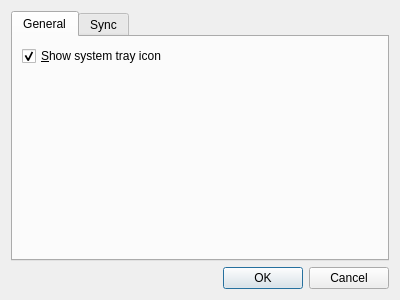
Vytax/hippo, file optionsdialog.ui: the form before one commit.
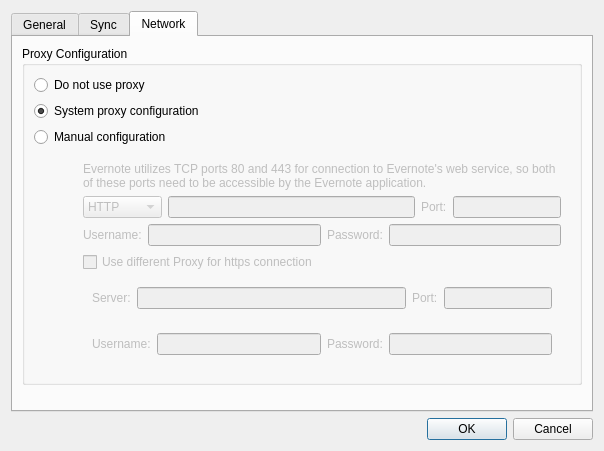
The form after the commit. The open tabs and pages were chosen to show the change. Icons and pictures are not drawn.

Commit message: Initial support of the HTTP/SOCKS5 Proxy

```diff
--- a/optionsdialog.ui
+++ b/optionsdialog.ui
@@ -6,8 +6,8 @@
    <rect>
     <x>0</x>
     <y>0</y>
-    <width>400</width>
-    <height>300</height>
+    <width>604</width>
+    <height>388</height>
    </rect>
   </property>
   <property name="windowTitle">
@@ -94,6 +94,261 @@
        </item>
       </layout>
      </widget>
+     <widget class="QWidget" name="tab_3">
+      <property name="sizePolicy">
+       <sizepolicy hsizetype="Minimum" vsizetype="Preferred">
+        <horstretch>0</horstretch>
+        <verstretch>0</verstretch>
+       </sizepolicy>
+      </property>
+      <attribute name="title">
+       <string>Network</string>
+      </attribute>
+      <layout class="QVBoxLayout" name="verticalLayout_5">
+       <item>
+        <widget class="QGroupBox" name="groupBox">
+         <property name="enabled">
+          <bool>true</bool>
+         </property>
+         <property name="sizePolicy">
+          <sizepolicy hsizetype="Minimum" vsizetype="Minimum">
+           <horstretch>0</horstretch>
+           <verstretch>0</verstretch>
+          </sizepolicy>
+         </property>
+         <property name="title">
+          <string>Proxy Configuration</string>
+         </property>
+         <layout class="QVBoxLayout" name="verticalLayout_6">
+          <item>
+           <widget class="QRadioButton" name="m_proxyPreference_no">
+            <property name="text">
+             <string>Do not use proxy</string>
+            </property>
+           </widget>
+          </item>
+          <item>
+           <widget class="QRadioButton" name="m_proxyPreference_system">
+            <property name="text">
+             <string>System proxy configuration</string>
+            </property>
+            <property name="checked">
+             <bool>true</bool>
+            </property>
+           </widget>
+          </item>
+          <item>
+           <widget class="QRadioButton" name="m_proxyPreference_manual">
+            <property name="text">
+             <string>Manual configuration</string>
+            </property>
+           </widget>
+          </item>
+          <item>
+           <widget class="QWidget" name="manualConfig" native="true">
+            <property name="enabled">
+             <bool>false</bool>
+            </property>
+            <layout class="QHBoxLayout" name="horizontalLayout">
+             <item>
+              <spacer name="horizontalSpacer">
+               <property name="orientation">
+                <enum>Qt::Horizontal</enum>
+               </property>
+               <property name="sizeType">
+                <enum>QSizePolicy::Fixed</enum>
+               </property>
+               <property name="sizeHint" stdset="0">
+                <size>
+                 <width>40</width>
+                 <height>10</height>
+                </size>
+               </property>
+              </spacer>
+             </item>
+             <item>
+              <layout class="QVBoxLayout" name="verticalLayout">
+               <item>
+                <widget class="QLabel" name="label_9">
+                 <property name="text">
+                  <string>Evernote utilizes TCP ports 80 and 443 for connection to Evernote's web service, so both of these ports need to be accessible by the Evernote application.</string>
+                 </property>
+                 <property name="wordWrap">
+                  <bool>true</bool>
+                 </property>
+                </widget>
+               </item>
+               <item>
+                <layout class="QHBoxLayout" name="horizontalLayout_2">
+                 <item>
+                  <widget class="QComboBox" name="m_proxyType">
+                   <item>
+                    <property name="text">
+                     <string notr="true">HTTP</string>
+                    </property>
+                   </item>
+                   <item>
+                    <property name="text">
+                     <string notr="true">SOCKS5</string>
+                    </property>
+                   </item>
+                  </widget>
+                 </item>
+                 <item>
+                  <widget class="QLineEdit" name="m_hostName"/>
+                 </item>
+                 <item>
+                  <widget class="QLabel" name="label_2">
+                   <property name="text">
+                    <string>Port:</string>
+                   </property>
+                  </widget>
+                 </item>
+                 <item>
+                  <widget class="QLineEdit" name="m_port">
+                   <property name="sizePolicy">
+                    <sizepolicy hsizetype="Minimum" vsizetype="Fixed">
+                     <horstretch>0</horstretch>
+                     <verstretch>0</verstretch>
+                    </sizepolicy>
+                   </property>
+                   <property name="maxLength">
+                    <number>5</number>
+                   </property>
+                  </widget>
+                 </item>
+                </layout>
+               </item>
+               <item>
+                <layout class="QHBoxLayout" name="horizontalLayout_3">
+                 <item>
+                  <widget class="QLabel" name="label_3">
+                   <property name="text">
+                    <string>Username:</string>
+                   </property>
+                  </widget>
+                 </item>
+                 <item>
+                  <widget class="QLineEdit" name="m_username"/>
+                 </item>
+                 <item>
+                  <widget class="QLabel" name="label_4">
+                   <property name="text">
+                    <string>Password:</string>
+                   </property>
+                  </widget>
+                 </item>
+                 <item>
+                  <widget class="QLineEdit" name="m_password">
+                   <property name="echoMode">
+                    <enum>QLineEdit::Password</enum>
+                   </property>
+                  </widget>
+                 </item>
+                </layout>
+               </item>
+               <item>
+                <widget class="QCheckBox" name="m_useDifferentProxyForHttps">
+                 <property name="text">
+                  <string>Use different Proxy for https connection</string>
+                 </property>
+                </widget>
+               </item>
+               <item>
+                <widget class="QWidget" name="https1" native="true">
+                 <property name="enabled">
+                  <bool>false</bool>
+                 </property>
+                 <layout class="QHBoxLayout" name="horizontalLayout_4">
+                  <item>
+                   <widget class="QLabel" name="label_5">
+                    <property name="text">
+                     <string>Server:</string>
+                    </property>
+                   </widget>
+                  </item>
+                  <item>
+                   <widget class="QLineEdit" name="m_httpsHostName"/>
+                  </item>
+                  <item>
+                   <widget class="QLabel" name="label_6">
+                    <property name="text">
+                     <string>Port:</string>
+                    </property>
+                   </widget>
+                  </item>
+                  <item>
+                   <widget class="QLineEdit" name="m_httpsPort">
+                    <property name="sizePolicy">
+                     <sizepolicy hsizetype="Minimum" vsizetype="Fixed">
+                      <horstretch>0</horstretch>
+                      <verstretch>0</verstretch>
+                     </sizepolicy>
+                    </property>
+                    <property name="maxLength">
+                     <number>5</number>
+                    </property>
+                   </widget>
+                  </item>
+                 </layout>
+                </widget>
+               </item>
+               <item>
+                <widget class="QWidget" name="https2" native="true">
+                 <property name="enabled">
+                  <bool>false</bool>
+                 </property>
+                 <layout class="QHBoxLayout" name="horizontalLayout_5">
+                  <item>
+                   <widget class="QLabel" name="label_7">
+                    <property name="text">
+                     <string>Username:</string>
+                    </property>
+                   </widget>
+                  </item>
+                  <item>
+                   <widget class="QLineEdit" name="m_httpsUsername"/>
+                  </item>
+                  <item>
+                   <widget class="QLabel" name="label_8">
+                    <property name="text">
+                     <string>Password:</string>
+                    </property>
+                   </widget>
+                  </item>
+                  <item>
+                   <widget class="QLineEdit" name="m_httpsPassword">
+                    <property name="echoMode">
+                     <enum>QLineEdit::Password</enum>
+                    </property>
+                   </widget>
+                  </item>
+                 </layout>
+                </widget>
+               </item>
+              </layout>
+             </item>
+            </layout>
+           </widget>
+          </item>
+         </layout>
+        </widget>
+       </item>
+       <item>
+        <spacer name="verticalSpacer_2">
+         <property name="orientation">
+          <enum>Qt::Vertical</enum>
+         </property>
+         <property name="sizeHint" stdset="0">
+          <size>
+           <width>20</width>
+           <height>40</height>
+          </size>
+         </property>
+        </spacer>
+       </item>
+      </layout>
+     </widget>
     </widget>
    </item>
    <item>
```
Left out of the diff: 58 changed lines with no effect on the pictures. The commit also changes 9 other files.
